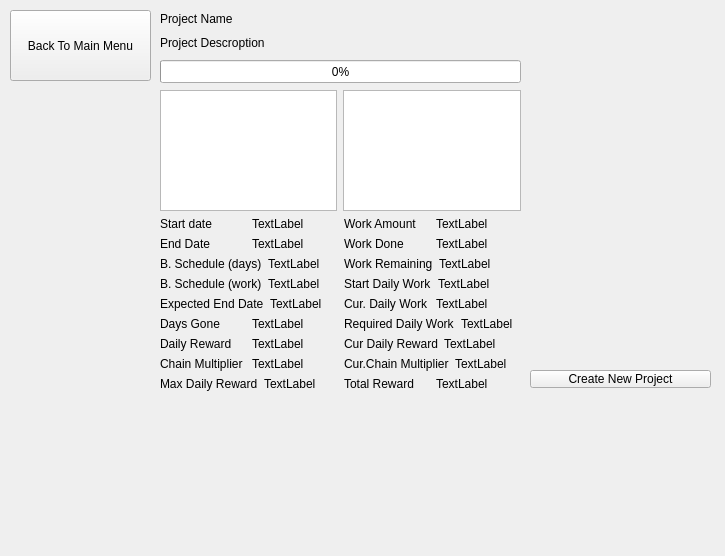
Qt form Projects/projectswindow.ui (polub333/ProjectsManager) before a commit.
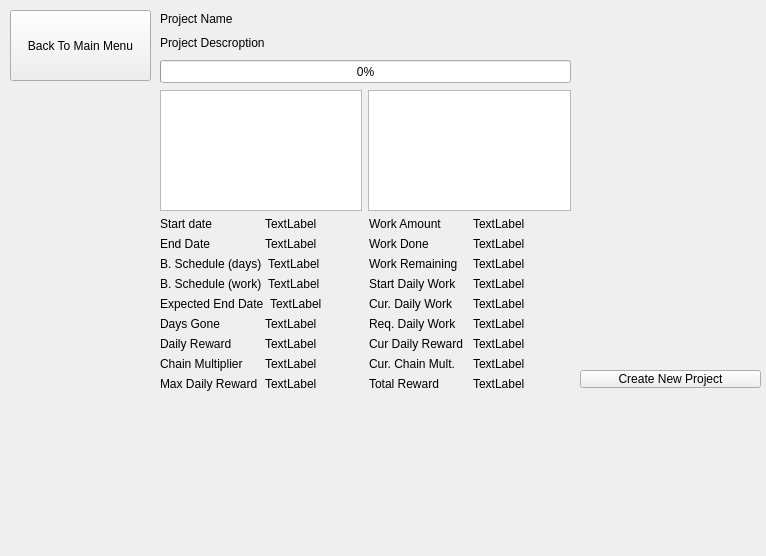
The same form after that commit.

```diff
--- a/Projects/projectswindow.ui
+++ b/Projects/projectswindow.ui
@@ -6,7 +6,7 @@
    <rect>
     <x>0</x>
     <y>0</y>
-    <width>725</width>
+    <width>766</width>
     <height>556</height>
    </rect>
   </property>
@@ -18,7 +18,7 @@
     <rect>
      <x>160</x>
      <y>90</y>
-     <width>361</width>
+     <width>411</width>
      <height>301</height>
     </rect>
    </property>
@@ -298,7 +298,7 @@
           <item>
            <widget class="QLabel" name="label_30">
             <property name="text">
-             <string>Required Daily Work</string>
+             <string>Req. Daily Work</string>
             </property>
            </widget>
           </item>
@@ -334,7 +334,7 @@
           <item>
            <widget class="QLabel" name="label_26">
             <property name="text">
-             <string>Cur.Chain Multiplier</string>
+             <string>Cur. Chain Mult.</string>
             </property>
            </widget>
           </item>
@@ -374,10 +374,10 @@
   <widget class="QWidget" name="verticalLayoutWidget_2">
    <property name="geometry">
     <rect>
-     <x>530</x>
-     <y>100</y>
+     <x>580</x>
+     <y>90</y>
      <width>181</width>
-     <height>261</height>
+     <height>271</height>
     </rect>
    </property>
    <layout class="QVBoxLayout" name="projectsLayout"/>
@@ -385,10 +385,10 @@
   <widget class="QWidget" name="verticalLayoutWidget_3">
    <property name="geometry">
     <rect>
-     <x>530</x>
+     <x>580</x>
      <y>10</y>
      <width>181</width>
-     <height>81</height>
+     <height>71</height>
     </rect>
    </property>
    <layout class="QVBoxLayout" name="entryLayout"/>
@@ -398,7 +398,7 @@
     <rect>
      <x>160</x>
      <y>60</y>
-     <width>361</width>
+     <width>411</width>
      <height>23</height>
     </rect>
    </property>
@@ -422,7 +422,7 @@
     <rect>
      <x>160</x>
      <y>10</y>
-     <width>361</width>
+     <width>411</width>
      <height>41</height>
     </rect>
    </property>
@@ -446,7 +446,7 @@
   <widget class="QPushButton" name="createNewProjectButton">
    <property name="geometry">
     <rect>
-     <x>530</x>
+     <x>580</x>
      <y>370</y>
      <width>181</width>
      <height>18</height>
```
